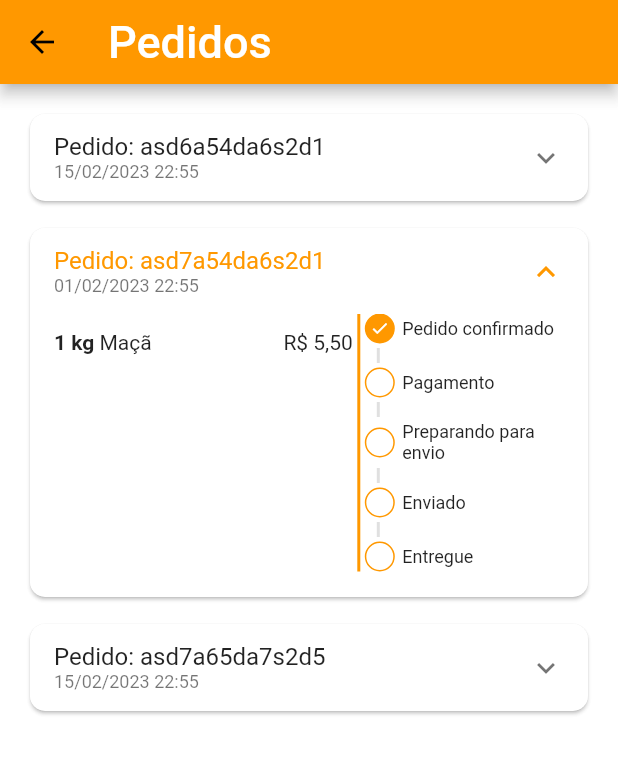
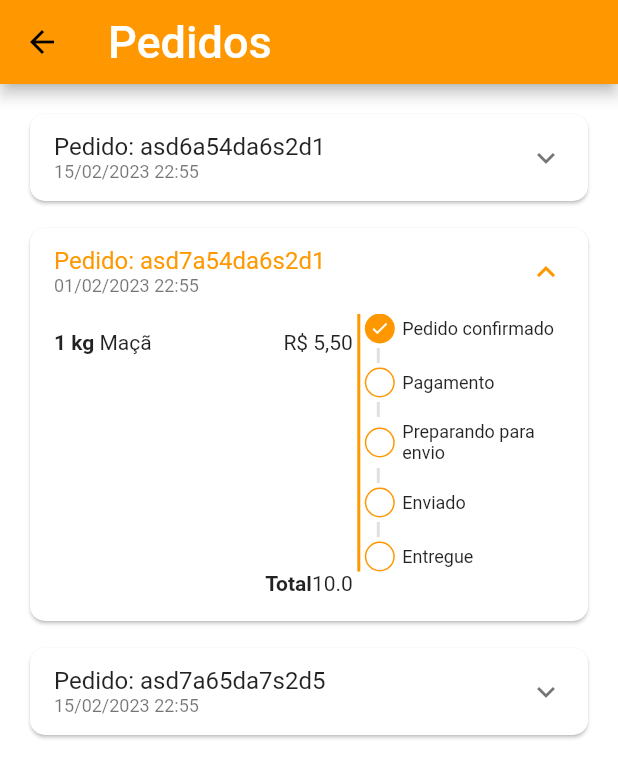
Before and after one commit to emersonbarina/quitanda-course-frontend, a Flutter app: the OrdersTab screen opened directly, on a phone screen of 412 x 824 dp. Shown: the top 778 px of the screen. Run offline on Flutter 3.47's test engine with Material 2 defaults, Android fonts, the phone set to English and light mode, and no system bars; our stand-ins replace animated_text_kit, badges, mask_text_input_formatter.

Commit message:
Login UI - OrderTab - ExpansionTile - Total

```diff
--- a/lib/scr/constants/texts.dart
+++ b/lib/scr/constants/texts.dart
@@ -35,6 +35,8 @@ const tOrderConfirmationDialogYes = 'Sim';
 const tOrderConfirmationDialogNo = 'Não';
 
 const tTileOrder = 'Pedido';
+const tOrderTotal = 'Total';
+
 const tOrderStatusPendingPayment  = 'Pedido confirmado';
 const tOrderStatusRefunded = 'Cancelado';
 const tOrderStatusPaid = 'Pagamento';
--- a/lib/scr/pages/orders/widgets/order_tile.dart
+++ b/lib/scr/pages/orders/widgets/order_tile.dart
@@ -71,6 +71,22 @@ class OrderTile extends StatelessWidget {
                 ],
               ),
             ),
+            // Total
+            Text.rich(
+              TextSpan(
+                children: [
+                  const TextSpan(
+                    text: tOrderTotal,
+                    style: TextStyle(
+                      fontWeight: FontWeight.bold,
+                    ),
+                  ),
+                  TextSpan(
+                    text: order.total.toString(),
+                  ),
+                ]
+              ),
+            ),
           ],
         ),
       ),
```
